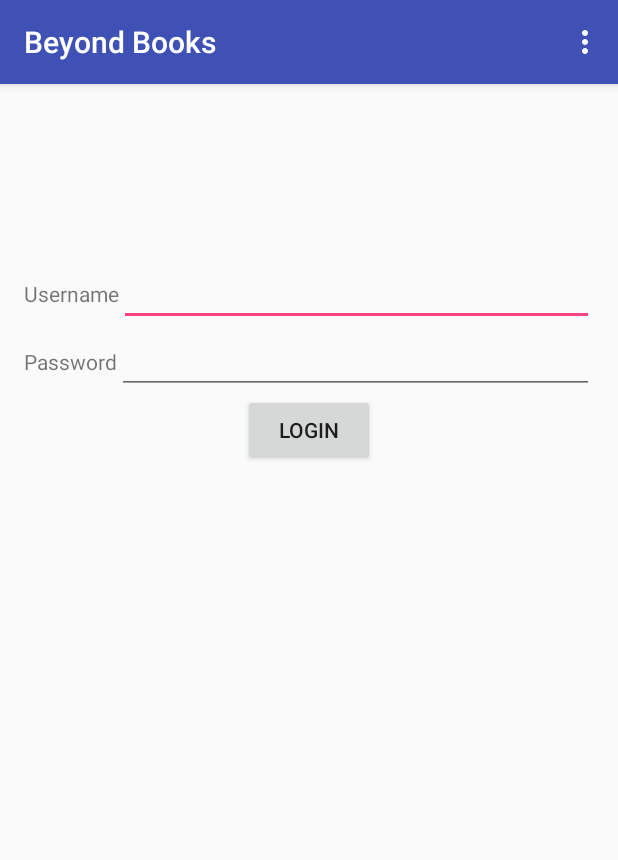
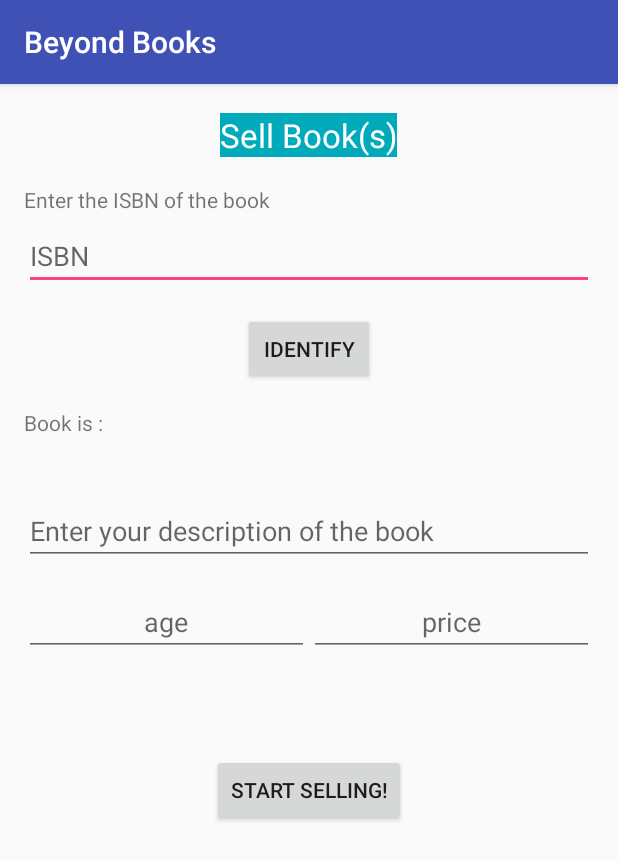
Before and after one commit to TheHackstreetBoys/BeyondBooks, an Android app: the screen it shows after launch (MainActivity before the commit, SellBook after it), on a phone screen of 412 x 824 dp. Shown: the top 860 px of the screen. Run offline under Robolectric (Android 15) with nearby library versions, the phone set to English and light mode, and no system bars.

Commit message:
UI created

```diff
--- a/androidApp/BeyondBooks/app/src/main/java/in/ac/iiitv/beyondbooks/MainActivity.java
+++ b/androidApp/BeyondBooks/app/src/main/java/in/ac/iiitv/beyondbooks/MainActivity.java
@@ -1,5 +1,6 @@
 package in.ac.iiitv.beyondbooks;
 
+import android.content.Intent;
 import android.os.Bundle;
 import android.support.design.widget.FloatingActionButton;
 import android.support.design.widget.Snackbar;
@@ -17,7 +18,8 @@ public class MainActivity extends AppCompatActivity {
         setContentView(R.layout.activity_main);
         Toolbar toolbar = (Toolbar) findViewById(R.id.toolbar);
         setSupportActionBar(toolbar);
-
+        Intent intent = new Intent(this,SellBook.class);
+        startActivity(intent);
 
     }
 
--- a/androidApp/BeyondBooks/app/src/main/res/layout/activity_sell_book.xml
+++ b/androidApp/BeyondBooks/app/src/main/res/layout/activity_sell_book.xml
@@ -6,6 +6,11 @@
     android:paddingTop="@dimen/activity_vertical_margin"
     android:paddingBottom="@dimen/activity_vertical_margin"
     tools:context="in.ac.iiitv.beyondbooks.SellBook">
+
+    <ScrollView
+        android:layout_width="match_parent"
+        android:layout_height="match_parent"
+        android:id="@+id/scrollView" >
 
         <LinearLayout
             android:orientation="vertical"
@@ -25,6 +30,96 @@
                 android:layout_gravity="center_horizontal"
                 android:background="@color/ourtheme"
                 android:textColor="#ffffff"/>
+            <TextView
+                android:paddingTop="15dp"
+                android:layout_width="match_parent"
+                android:layout_height="wrap_content"
+                android:text="Enter the ISBN of the book"/>
+            <EditText
+                android:paddingTop="15dp"
+                android:layout_width="match_parent"
+                android:layout_height="wrap_content"
+                android:hint="ISBN"
+                android:id="@+id/sellbook_isbn"/>
+            <LinearLayout
+                android:paddingTop="15dp"
+                android:layout_width="match_parent"
+                android:layout_height="wrap_content"
+                android:orientation="horizontal"
+                android:gravity="center">
+                <Button
+                    android:layout_width="wrap_content"
+                    android:layout_height="wrap_content"
+                    android:text="Identify"
+                    android:id="@+id/sellbook_identify"
+                    />
+            </LinearLayout>
+            <LinearLayout
+                android:paddingTop="15dp"
+                android:layout_width="match_parent"
+                android:layout_height="wrap_content"
+                android:orientation="horizontal">
+                <TextView
+                    android:layout_width="wrap_content"
+                    android:layout_height="wrap_content"
+                    android:text="Book is :"/>
+                <TextView
+                    android:layout_width="match_parent"
+                    android:layout_height="wrap_content"
+                    android:id="@+id/sellbook_identified"/>
+            </LinearLayout>
+            <TextView
+                android:paddingTop="15dp"
+                android:layout_width="match_parent"
+                android:layout_height="wrap_content"
+                android:id="@+id/sellbook_desc_fetch"
+                />
+            <EditText
+                android:paddingTop="15dp"
+                android:layout_width="match_parent"
+                android:layout_height="wrap_content"
+                android:id="@+id/sellbook_desc_user"
+                android:hint="Enter your description of the book"
+                android:editable="true"/>
 
+            <LinearLayout
+                android:paddingTop="15dp"
+                android:layout_width="match_parent"
+                android:layout_height="wrap_content"
+                android:orientation="horizontal"
+                >
+                <EditText
+                    android:layout_width="match_parent"
+                    android:layout_height="wrap_content"
+                    android:hint="age"
+                    android:inputType="number"
+                    android:gravity="center"
+                    android:layout_weight="1"/>
+                <EditText
+                    android:layout_width="match_parent"
+                    android:layout_height="wrap_content"
+                    android:hint="price"
+                    android:inputType="numberDecimal"
+                    android:gravity="center"
+                    android:layout_weight="1"/>
             </LinearLayout>
+
+            <LinearLayout
+                android:paddingTop="65dp"
+                android:layout_width="match_parent"
+                android:layout_height="wrap_content"
+                android:orientation="horizontal"
+                android:gravity="center">
+                <Button
+                    android:layout_width="wrap_content"
+                    android:layout_height="wrap_content"
+                    android:text="Start Selling!"
+                    android:id="@+id/sellbook_sell"
+                    />
+            </LinearLayout>
+        </LinearLayout>
+
+    </ScrollView>
+
+
 </RelativeLayout>
```
Lines whose indentation alone changed are shown as unchanged.
